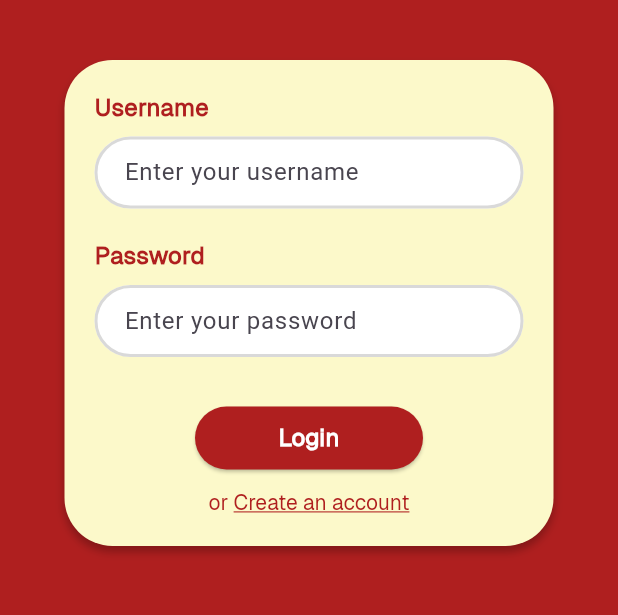
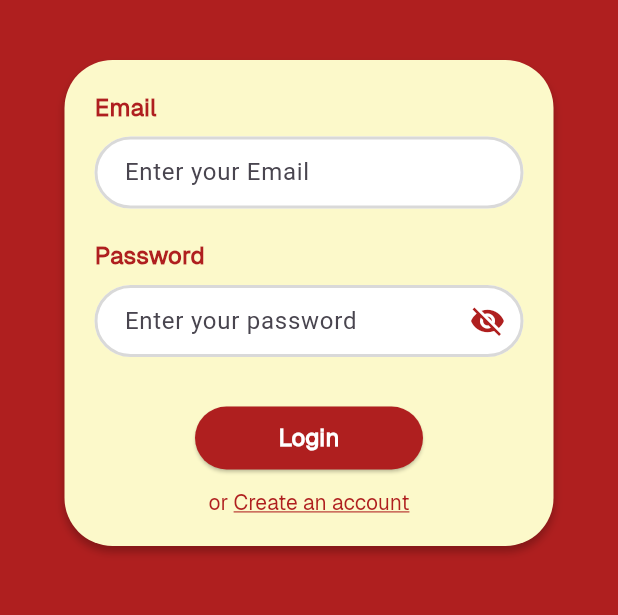
Before and after one commit to 6510685040/CN333-KINKORN, a Flutter app: the screen it shows after launch, on a phone screen of 412 x 824 dp, the part 420-1035 px from its top. Run offline on Flutter 3.47's test engine with Material 3 defaults, Android fonts, the phone set to English and light mode, and no system bars; our stand-ins replace auto_size_text, cloud_firestore, firebase_auth, firebase_core, flutter_svg, form_field_validator and 1 more; accounts and stored records are empty; project files that could hold a hidden picture were left out.

Commit message:
เก็บรายละเอียด

```diff
--- a/lib/Screen/login.dart
+++ b/lib/Screen/login.dart
@@ -4,8 +4,15 @@ import 'package:flutter_svg/flutter_svg.dart';
 import 'register.dart';
 import 'package:kinkorn/customer/choose_canteen.dart';
 
-class LoginScreen extends StatelessWidget {
+class LoginScreen extends StatefulWidget {
   const LoginScreen({super.key});
+
+  @override
+  State<LoginScreen> createState() => _LoginScreenState();
+}
+
+class _LoginScreenState extends State<LoginScreen> {
+  bool _obscurePassword = true; // ตัวแปรสำหรับซ่อน/แสดงรหัสผ่าน
 
   @override
   Widget build(BuildContext context) {
@@ -47,7 +54,7 @@ class LoginScreen extends StatelessWidget {
                     children: [
                       // Username Input
                       const Text(
-                        'Username',
+                        'Email',
                         style: TextStyle(
                           fontFamily: 'GeistFont',
                           fontWeight: FontWeight.w600,
@@ -58,7 +65,7 @@ class LoginScreen extends StatelessWidget {
                       const SizedBox(height: 8),
                       TextFormField(
                         decoration: InputDecoration(
-                          hintText: 'Enter your username',
+                          hintText: 'Enter your Email',
                           contentPadding:
                               const EdgeInsets.symmetric(horizontal: 16),
                           filled: true,
@@ -89,7 +96,7 @@ class LoginScreen extends StatelessWidget {
                       ),
                       const SizedBox(height: 8),
                       TextFormField(
-                        obscureText: true,
+                        obscureText: _obscurePassword, // สลับการแสดงรหัสผ่าน
                         decoration: InputDecoration(
                           hintText: 'Enter your password',
                           contentPadding:
@@ -105,6 +112,19 @@ class LoginScreen extends StatelessWidget {
                             borderRadius: BorderRadius.circular(24),
                             borderSide: const BorderSide(
                                 color: Color(0xFFD9D9D9), width: 2),
+                          ),
+                          suffixIcon: IconButton(
+                            icon: Icon(
+                              _obscurePassword
+                                  ? Icons.visibility_off
+                                  : Icons.visibility,
+                              color: const Color(0xFFAF1F1F),
+                            ),
+                            onPressed: () {
+                              setState(() {
+                                _obscurePassword = !_obscurePassword; // สลับการแสดงรหัสผ่าน
+                              });
+                            },
                           ),
                         ),
                       ),
--- a/lib/main.dart
+++ b/lib/main.dart
@@ -16,5 +16,5 @@ void main() async{
 /*WidgetsFlutterBinding.ensureInitialized();
   await Firebase.initializeApp();
   runApp(MaterialApp(
-    home: LoginScreen(),
+    home: LoginScreen(),่ฟร
   ));*/
--- a/pubspec.yaml
+++ b/pubspec.yaml
@@ -38,6 +38,7 @@ dependencies:
   firebase_core: ^3.12.1
   firebase_auth: ^5.5.1
   form_field_validator: ^1.1.0
+  firebase_storage: ^12.4.4
   cloud_firestore: ^5.6.5
   auto_size_text: ^3.0.0
   image_picker: ^1.1.2
```
Also changed, not shown: lib/Screen/register.dart (+36 -20 lines), lib/Screen/register_res.dart (+110 -10 lines), pubspec.lock, 7 other files.
